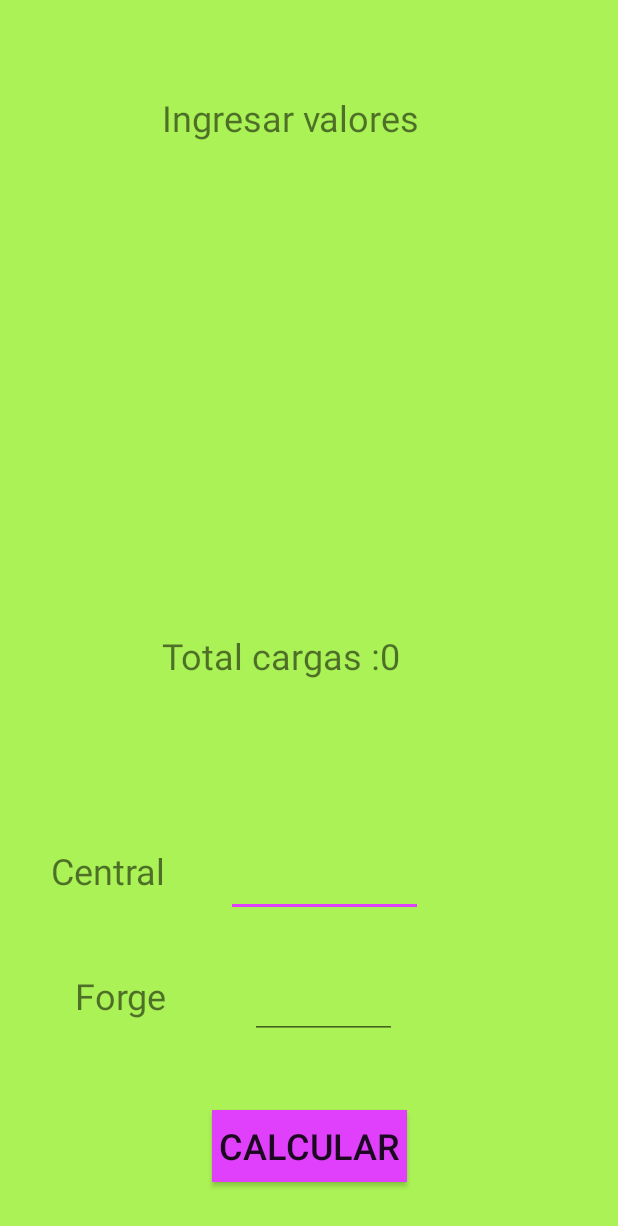
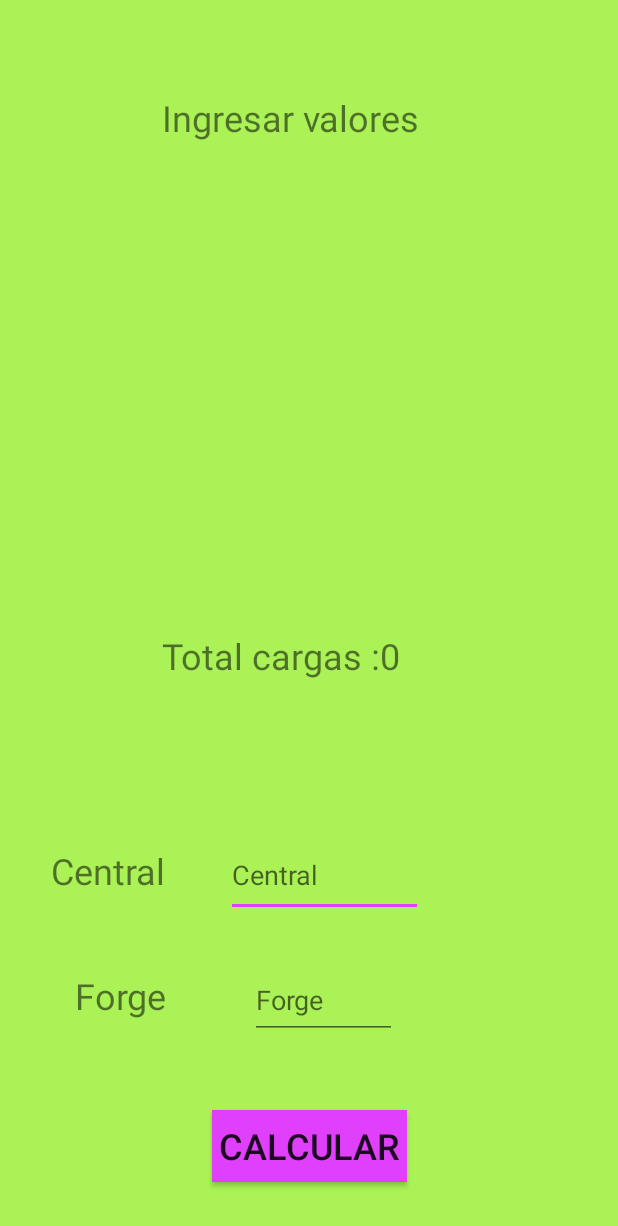
Before and after one commit to antony5estrella/Trucking, an Android app: the CalcularActivity screen opened directly, with no data from a screen before it, after a tap on "CALCULAR", on a phone screen of 412 x 824 dp. Shown: the top 1226 px of the screen. Run offline under Robolectric (Android 15) with nearby library versions, the phone set to English and light mode, and no system bars; 2 statements that could not run were skipped.

Commit message:
vercion funcional

```diff
--- a/app/src/main/java/com/lad/trucking/CalcularActivity.java
+++ b/app/src/main/java/com/lad/trucking/CalcularActivity.java
@@ -46,6 +46,7 @@ public class CalcularActivity extends AppCompatActivity {
 
         TextView textoCantidadCarga = findViewById(R.id.textViewCantidadCarga);
 
+        textoCantidadCarga.setText("Pago :" + resultado);
         textoCantidadCarga.setText("Total cargas :"+ totalCargas);
 
     }
--- a/app/src/main/java/com/lad/trucking/MainActivity.java
+++ b/app/src/main/java/com/lad/trucking/MainActivity.java
@@ -11,9 +11,7 @@ public class MainActivity extends AppCompatActivity {
     protected void onCreate(Bundle savedInstanceState) {
         super.onCreate(savedInstanceState);
         setContentView(R.layout.activity_main);
-        //----action var icono ----
-        getSupportActionBar().setDisplayShowHomeEnabled(true);
-        getSupportActionBar().setIcon(R.mipmap.ic_launcher);
+
     }
 
     public void pantallaHistorial(View view){
--- a/app/src/main/res/layout/activity_calcular.xml
+++ b/app/src/main/res/layout/activity_calcular.xml
@@ -74,7 +74,9 @@
         android:layout_height="55dp"
         android:layout_marginEnd="130dp"
         android:layout_marginBottom="30dp"
+        android:autofillHints="0"
         android:ems="10"
+        android:hint="@string/editTextCentral"
         android:inputType="number"
         app:layout_constraintBottom_toTopOf="@+id/editTextForge"
         app:layout_constraintEnd_toEndOf="parent"
@@ -85,7 +87,9 @@
         android:layout_width="98dp"
         android:layout_height="51dp"
         android:layout_marginEnd="131dp"
+        android:autofillHints="0"
         android:ems="10"
+        android:hint="@string/editTextForge"
         android:inputType="number"
         app:layout_constraintBaseline_toBaselineOf="@+id/textViewForge"
         app:layout_constraintEnd_toEndOf="parent"
--- a/app/src/main/res/values/strings.xml
+++ b/app/src/main/res/values/strings.xml
@@ -10,8 +10,9 @@
     <string name="botonConteo">Conteo</string>
     <string name="imageView">Imagen de viembenida</string>
     <string name="botonPantallaBiembenida">Ir a pantalla de biembenida</string>
-    <string name="pago">Pago</string>
+
     <string name="total">Total</string>
     <string name="cargas">Cargas</string>
+    <string name="pago">Pago</string>
 
 </resources>
```
